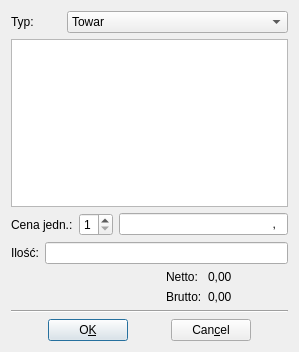
This is TowaryLista.ui in juliagoda/qfaktury as Qt 5 draws it before an edit. The edited form follows.
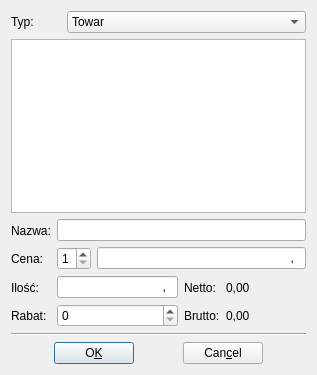
This is the edited form.

The edit to the form file:
```diff
--- a/TowaryLista.ui
+++ b/TowaryLista.ui
@@ -5,16 +5,16 @@
    <rect>
     <x>0</x>
     <y>0</y>
-    <width>299</width>
-    <height>352</height>
+    <width>317</width>
+    <height>375</height>
    </rect>
   </property>
   <property name="windowTitle" >
    <string>Wybierz towar z listy</string>
   </property>
-  <layout class="QGridLayout" >
+  <layout class="QGridLayout" name="gridLayout" >
    <item row="0" column="0" >
-    <layout class="QHBoxLayout" >
+    <layout class="QHBoxLayout" name="_12" >
      <item>
       <widget class="QLabel" name="textLabel1" >
        <property name="maximumSize" >
@@ -48,30 +48,67 @@
     </layout>
    </item>
    <item row="1" column="0" >
-    <widget class="QListWidget" name="listWidget" >
-     <property name="selectionMode" >
-      <enum>QAbstractItemView::SingleSelection</enum>
-     </property>
-     <property name="resizeMode" >
-      <enum>QListView::Fixed</enum>
-     </property>
-     <property name="allColumnsShowFocus" stdset="0" >
-      <bool>true</bool>
-     </property>
-    </widget>
+    <widget class="QListWidget" name="listWidget" />
    </item>
    <item row="2" column="0" >
-    <layout class="QHBoxLayout" >
+    <layout class="QHBoxLayout" name="horizontalLayout_2" >
      <item>
-      <widget class="QLabel" name="textLabel4" >
+      <layout class="QVBoxLayout" name="_14" >
+       <item>
+        <widget class="QLabel" name="textLabel1_6" >
        <property name="text" >
-        <string>Cena jedn.:</string>
+          <string>Nazwa:</string>
        </property>
        <property name="wordWrap" >
         <bool>false</bool>
        </property>
       </widget>
      </item>
+       <item>
+        <widget class="QLabel" name="textLabel4_2" >
+         <property name="text" >
+          <string>Cena:</string>
+         </property>
+         <property name="wordWrap" >
+          <bool>false</bool>
+         </property>
+        </widget>
+       </item>
+       <item>
+        <widget class="QLabel" name="textLabel1_7" >
+         <property name="text" >
+          <string>Ilość:</string>
+         </property>
+         <property name="wordWrap" >
+          <bool>false</bool>
+         </property>
+        </widget>
+       </item>
+       <item>
+        <widget class="QLabel" name="textLabel1_8" >
+         <property name="text" >
+          <string>Rabat:</string>
+         </property>
+         <property name="wordWrap" >
+          <bool>false</bool>
+         </property>
+        </widget>
+       </item>
+      </layout>
+     </item>
+     <item>
+      <layout class="QVBoxLayout" name="verticalLayout_3" >
+       <item>
+        <layout class="QVBoxLayout" name="verticalLayout" >
+         <item>
+          <widget class="QLineEdit" name="nameEdit" >
+           <property name="enabled" >
+            <bool>true</bool>
+           </property>
+          </widget>
+         </item>
+         <item>
+          <layout class="QHBoxLayout" name="_16" >
      <item>
       <widget class="QSpinBox" name="spinBox2" >
        <property name="minimum" >
@@ -84,12 +121,12 @@
      </item>
      <item>
       <widget class="QLineEdit" name="cenaEdit" >
-       <property name="enabled" >
-        <bool>true</bool>
-       </property>
        <property name="inputMask" >
         <string>99999999,99; </string>
        </property>
+             <property name="text" >
+              <string>,</string>
+             </property>
        <property name="alignment" >
         <set>Qt::AlignRight</set>
        </property>
@@ -100,57 +137,42 @@
      </item>
     </layout>
    </item>
-   <item row="3" column="0" >
-    <layout class="QHBoxLayout" >
-     <item>
-      <widget class="QLabel" name="textLabel1_2" >
-       <property name="text" >
-        <string>Ilość:</string>
-       </property>
-       <property name="wordWrap" >
-        <bool>false</bool>
-       </property>
-      </widget>
-     </item>
+        </layout>
+       </item>
+       <item>
+        <layout class="QHBoxLayout" name="horizontalLayout" >
+         <item>
+          <layout class="QVBoxLayout" name="verticalLayout_2" >
      <item>
       <widget class="QLineEdit" name="countEdit" >
        <property name="inputMask" >
-        <string>99999999; </string>
+              <string>99999999,99; </string>
        </property>
        <property name="text" >
-        <string/>
+              <string>,</string>
+             </property>
+             <property name="cursorPosition" >
+              <number>0</number>
        </property>
        <property name="alignment" >
         <set>Qt::AlignRight</set>
        </property>
-      </widget>
-     </item>
-    </layout>
-   </item>
-   <item row="4" column="0" >
-    <layout class="QHBoxLayout" >
+             <property name="readOnly" >
+              <bool>false</bool>
+             </property>
+            </widget>
+           </item>
+           <item>
+            <widget class="QSpinBox" name="rabatSpin" />
+           </item>
+          </layout>
+         </item>
      <item>
-      <spacer>
-       <property name="orientation" >
-        <enum>Qt::Horizontal</enum>
-       </property>
-       <property name="sizeType" >
-        <enum>QSizePolicy::Expanding</enum>
-       </property>
-       <property name="sizeHint" >
-        <size>
-         <width>131</width>
-         <height>21</height>
-        </size>
-       </property>
-      </spacer>
-     </item>
+          <layout class="QHBoxLayout" name="_19" >
      <item>
-      <layout class="QVBoxLayout" >
+            <layout class="QVBoxLayout" name="_20" >
        <item>
-        <layout class="QHBoxLayout" >
-         <item>
-          <widget class="QLabel" name="textLabel3_2" >
+              <widget class="QLabel" name="textLabel3_3" >
            <property name="text" >
             <string>Netto:</string>
            </property>
@@ -160,27 +182,7 @@
           </widget>
          </item>
          <item>
-          <widget class="QLabel" name="nettoLabel" >
-           <property name="minimumSize" >
-            <size>
-             <width>80</width>
-             <height>0</height>
-            </size>
-           </property>
-           <property name="text" >
-            <string>0,00</string>
-           </property>
-           <property name="wordWrap" >
-            <bool>false</bool>
-           </property>
-          </widget>
-         </item>
-        </layout>
-       </item>
-       <item>
-        <layout class="QHBoxLayout" >
-         <item>
-          <widget class="QLabel" name="textLabel3" >
+              <widget class="QLabel" name="textLabel3_4" >
            <property name="text" >
             <string>Brutto:</string>
            </property>
@@ -189,6 +191,26 @@
            </property>
           </widget>
          </item>
+            </layout>
+           </item>
+           <item>
+            <layout class="QVBoxLayout" name="_21" >
+             <item>
+              <widget class="QLabel" name="nettoLabel" >
+               <property name="minimumSize" >
+                <size>
+                 <width>80</width>
+                 <height>0</height>
+                </size>
+               </property>
+               <property name="text" >
+                <string>0,00</string>
+               </property>
+               <property name="wordWrap" >
+                <bool>false</bool>
+               </property>
+              </widget>
+             </item>
          <item>
           <widget class="QLabel" name="bruttoLabel" >
            <property name="minimumSize" >
@@ -211,17 +233,28 @@
      </item>
     </layout>
    </item>
-   <item row="6" column="0" >
-    <layout class="QHBoxLayout" >
+      </layout>
+     </item>
+    </layout>
+   </item>
+   <item row="3" column="0" >
+    <widget class="Line" name="line" >
+     <property name="orientation" >
+      <enum>Qt::Horizontal</enum>
+     </property>
+    </widget>
+   </item>
+   <item row="4" column="0" >
+    <layout class="QHBoxLayout" name="_22" >
      <item>
-      <spacer>
+      <spacer name="spacer3" >
        <property name="orientation" >
         <enum>Qt::Horizontal</enum>
        </property>
        <property name="sizeType" >
         <enum>QSizePolicy::Expanding</enum>
        </property>
-       <property name="sizeHint" >
+       <property name="sizeHint" stdset="0" >
         <size>
          <width>43</width>
          <height>20</height>
@@ -240,14 +273,14 @@
       </widget>
      </item>
      <item>
-      <spacer>
+      <spacer name="spacer1" >
        <property name="orientation" >
         <enum>Qt::Horizontal</enum>
        </property>
        <property name="sizeType" >
         <enum>QSizePolicy::Expanding</enum>
        </property>
-       <property name="sizeHint" >
+       <property name="sizeHint" stdset="0" >
         <size>
          <width>43</width>
          <height>20</height>
@@ -266,14 +299,14 @@
       </widget>
      </item>
      <item>
-      <spacer>
+      <spacer name="spacer2" >
        <property name="orientation" >
         <enum>Qt::Horizontal</enum>
        </property>
        <property name="sizeType" >
         <enum>QSizePolicy::Expanding</enum>
        </property>
-       <property name="sizeHint" >
+       <property name="sizeHint" stdset="0" >
         <size>
          <width>43</width>
          <height>20</height>
@@ -283,16 +316,6 @@
      </item>
     </layout>
    </item>
-   <item row="5" column="0" >
-    <widget class="Line" name="line3" >
-     <property name="frameShape" >
-      <enum>QFrame::HLine</enum>
-     </property>
-     <property name="frameShadow" >
-      <enum>QFrame::Sunken</enum>
-     </property>
-    </widget>
-   </item>
   </layout>
  </widget>
  <layoutdefault spacing="6" margin="11" />
```
Left out of the diff: 131 changed lines with no effect on the pictures. Lines whose indentation alone changed are shown as unchanged.
